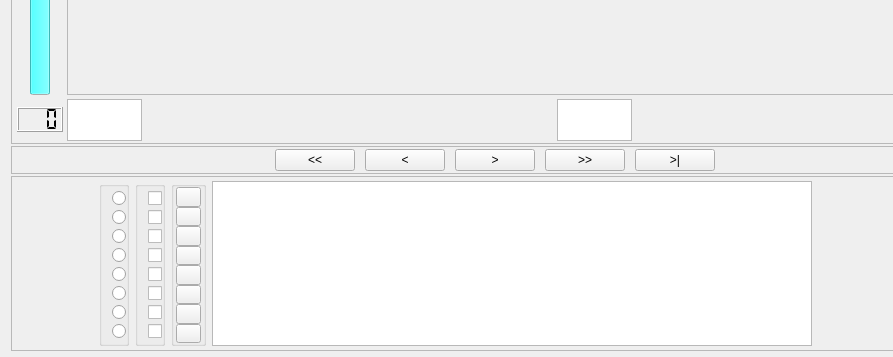
Before: the Qt Designer form trend/trend.ui in vanessaorgua/lib, drawn with Qt 5; both pictures show x 0 to 893 and y 453 to 810 of the 1138 by 810 pixel window.
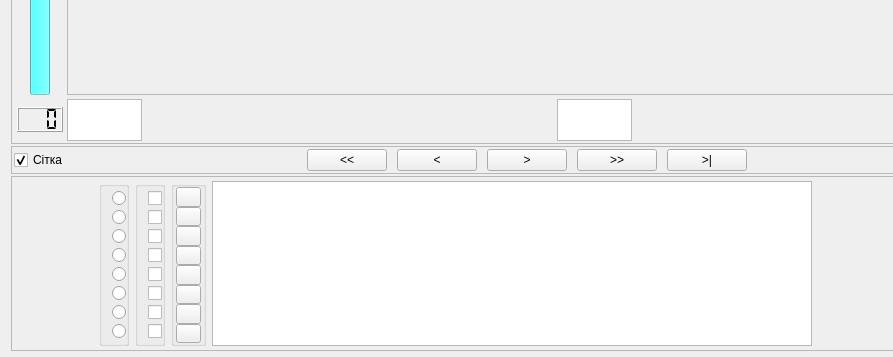
After: the same form once the commit is applied. Icons and pictures are not drawn.

Commit message: 1. Перероблено формат назви ключів для збереження параметрів 2. Додано сітку.

```diff
--- a/trend/trend.ui
+++ b/trend/trend.ui
@@ -384,6 +384,16 @@
       <property name="margin">
        <number>2</number>
       </property>
+      <item>
+       <widget class="QCheckBox" name="gridEnable">
+        <property name="text">
+         <string>Сітка</string>
+        </property>
+        <property name="checked">
+         <bool>true</bool>
+        </property>
+       </widget>
+      </item>
       <item>
        <spacer>
         <property name="orientation">
```
The commit also changes 2 other files.
